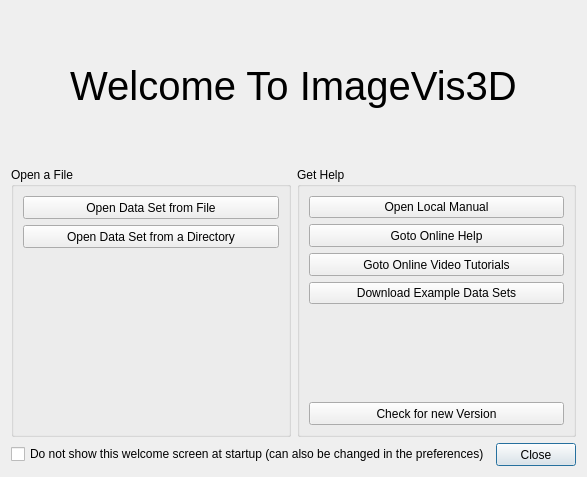
Old version of the form ImageVis3D/UI/UI/Welcome.ui in the repository SCIInstitute/ImageVis3D.
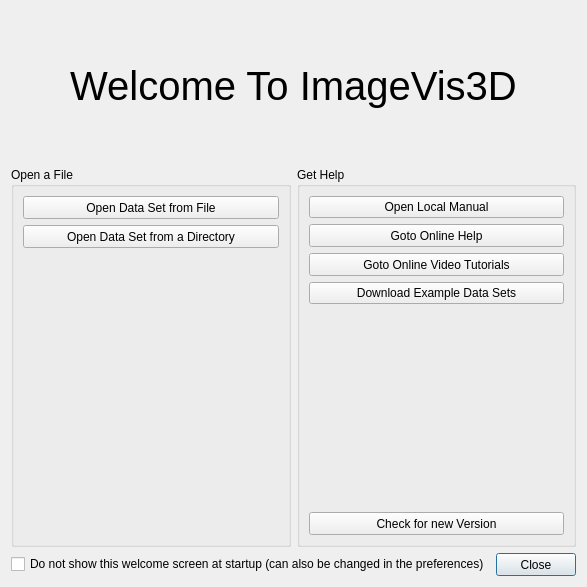
New version of the form.

Commit message: made the welcome window a little bigger in the hope to avoid issues on the mac this way

The edit to the form file:
```diff
--- a/ImageVis3D/UI/UI/Welcome.ui
+++ b/ImageVis3D/UI/UI/Welcome.ui
@@ -10,7 +10,7 @@
     <x>0</x>
     <y>0</y>
     <width>582</width>
-    <height>477</height>
+    <height>587</height>
    </rect>
   </property>
   <property name="sizePolicy">
```
